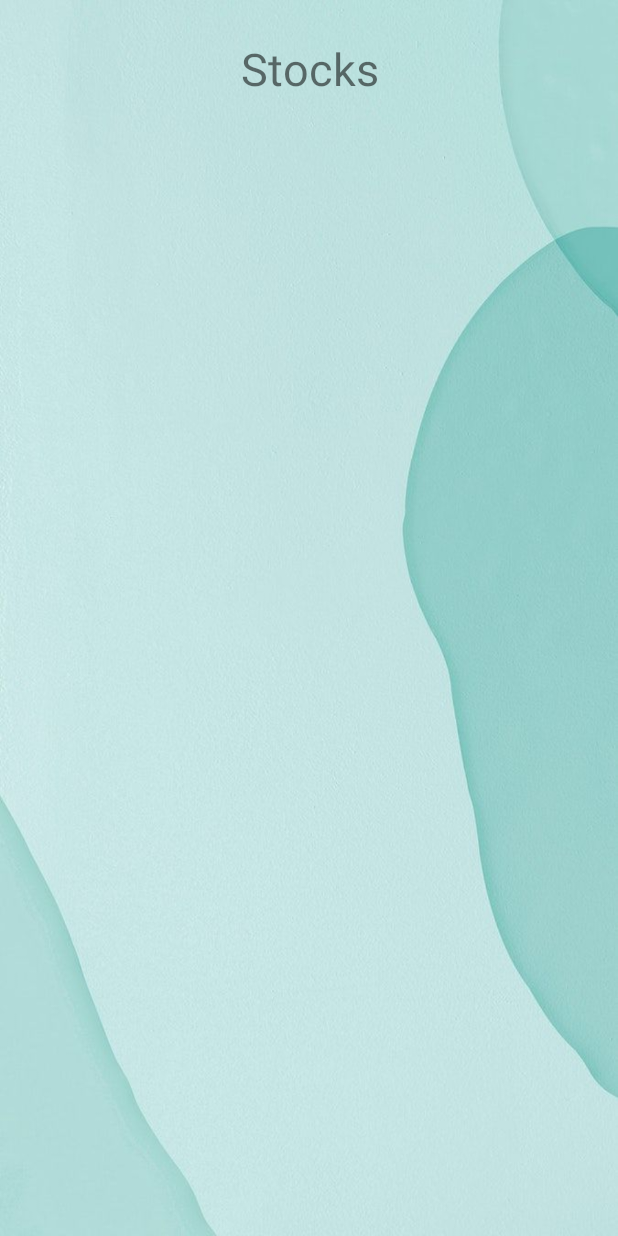
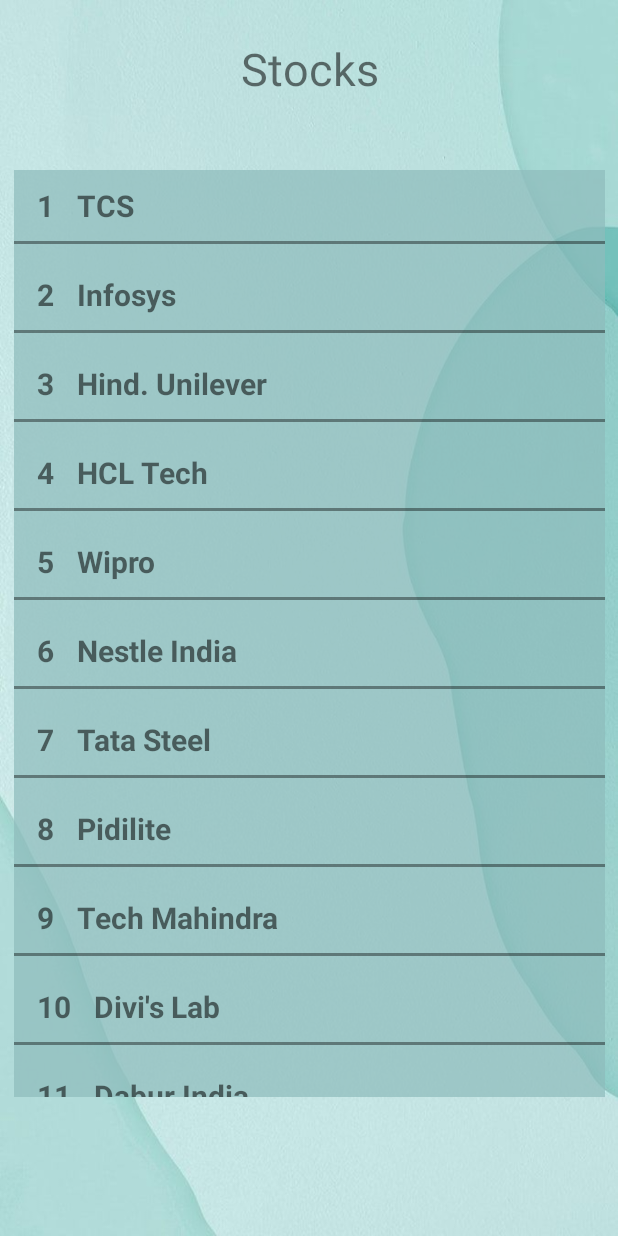
Before and after one commit to anikurhade/Stock-Edge, an Android app: the Stocks screen opened directly, with no data from a screen before it, on a phone screen of 412 x 824 dp. Run offline under Robolectric (Android 15) with nearby library versions, the phone set to English and light mode, and no system bars; Roboto replaces fonts that are not available here.

Commit message:
Code Updation In Stock Activity

```diff
--- a/app/src/main/java/com/example/stockinfo/Stocks.java
+++ b/app/src/main/java/com/example/stockinfo/Stocks.java
@@ -6,16 +6,19 @@ import androidx.recyclerview.widget.LinearLayoutManager;
 import androidx.recyclerview.widget.RecyclerView;
 
 import android.content.Context;
+import android.content.Intent;
+import android.net.Uri;
 import android.os.Bundle;
 import android.view.LayoutInflater;
 import android.view.View;
 import android.view.ViewGroup;
+import android.widget.AdapterView;
 import android.widget.ImageView;
 import android.widget.TextView;
 
 import java.util.ArrayList;
 
-public class Stocks extends AppCompatActivity {
+public class Stocks extends AppCompatActivity  implements Adapter.ViewHolder.onStockClickListener {
 
     @Override
     protected void onCreate(Bundle savedInstanceState) {
@@ -27,21 +30,128 @@ public class Stocks extends AppCompatActivity {
         RecyclerView rv;
         ArrayList<Stock> stockArrayList=new ArrayList<>();
         rv=findViewById(R.id.recyclerView);
+        stockArrayList.add(new Stock("1","TCS"));
+        stockArrayList.add(new Stock("2","Infosys"));
+        stockArrayList.add(new Stock("3","Hind. Unilever"));
+        stockArrayList.add(new Stock("4","HCL Tech"));
+        stockArrayList.add(new Stock("5","Wipro"));
+        stockArrayList.add(new Stock("6","Nestle India"));
+        stockArrayList.add(new Stock("7","Tata Steel"));
+        stockArrayList.add(new Stock("8","Pidilite"));
+        stockArrayList.add(new Stock("9","Tech Mahindra"));
+        stockArrayList.add(new Stock("10","Divi's Lab"));
+        stockArrayList.add(new Stock("11","Dabur India"));
+        stockArrayList.add(new Stock("12","Havells India"));
+        stockArrayList.add(new Stock("13","Marico"));
+        stockArrayList.add(new Stock("14","L&T Infotech"));
+        stockArrayList.add(new Stock("15","SRF"));
+        stockArrayList.add(new Stock("16","Berger Piants"));
+        stockArrayList.add(new Stock("17","United Spirits"));
+        stockArrayList.add(new Stock("18","Tata Elixi"));
+        stockArrayList.add(new Stock("19","Page Industries"));
+        stockArrayList.add(new Stock("20","Mindtree"));
 
         LinearLayoutManager linearLayoutManager=new LinearLayoutManager(getApplicationContext());
         rv.setLayoutManager(linearLayoutManager);
-        Adapter adapter=new Adapter(stockArrayList,Stocks.this);
+        Adapter adapter=new Adapter(stockArrayList,Stocks.this, this);
         rv.setAdapter(adapter);
+
+    }
+
+    @Override
+    public void onStockClick(int postion) {
+        if(postion==0)
+        {
+            startActivity(new Intent(Intent.ACTION_VIEW, Uri.parse("https://www.screener.in/company/TCS/consolidated/")));
+        }
+        if(postion==1)
+        {
+            startActivity(new Intent(Intent.ACTION_VIEW, Uri.parse("https://www.screener.in/company/INFY/consolidated/")));
+        }
+        if(postion==2)
+        {
+            startActivity(new Intent(Intent.ACTION_VIEW, Uri.parse("https://www.screener.in/company/HINDUNILVR/consolidated/")));
+        }
+        if(postion==3)
+        {
+            startActivity(new Intent(Intent.ACTION_VIEW, Uri.parse("https://www.screener.in/company/HCLTECH/consolidated/")));
+        }
+        if(postion==4)
+        {
+            startActivity(new Intent(Intent.ACTION_VIEW, Uri.parse("https://www.screener.in/company/WIPRO/consolidated/")));
+        }
+        if(postion==5)
+        {
+            startActivity(new Intent(Intent.ACTION_VIEW, Uri.parse("https://www.screener.in/company/NESTLEIND/")));
+        }
+        if(postion==6)
+        {
+            startActivity(new Intent(Intent.ACTION_VIEW, Uri.parse("https://www.screener.in/company/TATASTEEL/consolidated/")));
+        }
+        if(postion==7)
+        {
+            startActivity(new Intent(Intent.ACTION_VIEW, Uri.parse("https://www.screener.in/company/PIDILITIND/consolidated/")));
+        }
+        if(postion==8)
+        {
+            startActivity(new Intent(Intent.ACTION_VIEW, Uri.parse("https://www.screener.in/company/TECHM/consolidated/")));
+        }
+        if(postion==9)
+        {
+            startActivity(new Intent(Intent.ACTION_VIEW, Uri.parse("https://www.screener.in/company/DIVISLAB/consolidated/")));
+        }
+        if(postion==10)
+        {
+            startActivity(new Intent(Intent.ACTION_VIEW, Uri.parse("https://www.screener.in/company/DABUR/consolidated/")));
+        }
+        if(postion==11)
+        {
+            startActivity(new Intent(Intent.ACTION_VIEW, Uri.parse("https://www.screener.in/company/HAVELLS/consolidated/")));
+        }
+        if(postion==12)
+        {
+            startActivity(new Intent(Intent.ACTION_VIEW, Uri.parse("https://www.screener.in/company/MARICO/consolidated/")));
+        }
+        if(postion==13)
+        {
+            startActivity(new Intent(Intent.ACTION_VIEW, Uri.parse("https://www.screener.in/company/LTI/consolidated/")));
+        }
+        if(postion==14)
+        {
+            startActivity(new Intent(Intent.ACTION_VIEW, Uri.parse("https://www.screener.in/company/SRF/consolidated/")));
+        }
+        if(postion==15)
+        {
+            startActivity(new Intent(Intent.ACTION_VIEW, Uri.parse("https://www.screener.in/company/BERGEPAINT/consolidated/")));
+        }
+        if(postion==16)
+        {
+            startActivity(new Intent(Intent.ACTION_VIEW, Uri.parse("https://www.screener.in/company/MCDOWELL-N/consolidated/")));
+        }
+        if(postion==17)
+        {
+            startActivity(new Intent(Intent.ACTION_VIEW, Uri.parse("https://www.screener.in/company/TATAELXSI/")));
+        }
+        if(postion==18)
+        {
+            startActivity(new Intent(Intent.ACTION_VIEW, Uri.parse("https://www.screener.in/company/PAGEIND/")));
+        }
+        if(postion==19)
+        {
+            startActivity(new Intent(Intent.ACTION_VIEW, Uri.parse("https://www.screener.in/company/MINDTREE/consolidated/")));
+        }
+
     }
 }
 class Adapter extends RecyclerView.Adapter<Adapter.ViewHolder>
 {
     ArrayList<Stock> stockArrayList;
     Context context;
-
-    public Adapter(ArrayList<Stock> stockArrayList, Context context) {
+private ViewHolder.onStockClickListener onStockClickListener;
+    public Adapter(ArrayList<Stock> stockArrayList, Context context, ViewHolder.onStockClickListener onStockClickListener) {
         this.stockArrayList = stockArrayList;
         this.context = context;
+        this.onStockClickListener=onStockClickListener;
     }
 
     @Override
@@ -65,20 +175,30 @@ class Adapter extends RecyclerView.Adapter<Adapter.ViewHolder>
         View view = LayoutInflater.from(parent.getContext()).inflate(R.layout.listitems, parent, false);
 
         // Passing view to ViewHolder
-        Adapter.ViewHolder viewHolder = new Adapter.ViewHolder(view);
+        Adapter.ViewHolder viewHolder = new Adapter.ViewHolder(view, onStockClickListener);
         return viewHolder;
     }
 
-    public class ViewHolder extends RecyclerView.ViewHolder {
+    public static class ViewHolder extends RecyclerView.ViewHolder  implements View.OnClickListener {
 
         TextView compname,high;
-
-        public ViewHolder(View view) {
+onStockClickListener onStockClickListener;
+        public ViewHolder(View view,onStockClickListener onStockClickListener) {
             super(view);
             compname = (TextView) view.findViewById(R.id.disschmename);
             high = (TextView) view.findViewById(R.id.srno);
+             view.setOnClickListener(this);
+              this.onStockClickListener=onStockClickListener;
 
+        }
 
+        @Override
+        public void onClick(View v) {
+            onStockClickListener.onStockClick(getAdapterPosition());
+        }
+
+        public  interface onStockClickListener{
+            void onStockClick(int postion);
         }
     }
 }
--- a/app/src/main/res/layout/listitems.xml
+++ b/app/src/main/res/layout/listitems.xml
@@ -26,26 +26,13 @@
             android:layout_width="wrap_content"
             android:layout_height="wrap_content"
             android:layout_marginTop="10dp"
-            android:layout_marginLeft="10dp"
+            android:layout_marginLeft="15dp"
             android:text=""
             android:textSize="20dp"
             android:textStyle="bold"
             app:layout_constraintStart_toStartOf="parent"
             app:layout_constraintTop_toTopOf="parent" />
 
-
-
-        <TextView
-            android:id="@+id/companyname"
-            android:layout_width="wrap_content"
-            android:layout_height="wrap_content"
-            android:layout_marginTop="10dp"
-            android:layout_marginLeft="20dp"
-            android:text="Company Name :"
-            android:textSize="20dp"
-            android:textStyle="bold"
-            app:layout_constraintStart_toEndOf="@id/srno"
-            app:layout_constraintTop_toTopOf="parent" />
 
         <TextView
             android:id="@+id/disschmename"
@@ -55,12 +42,21 @@
             android:layout_marginTop="10dp"
             android:fontFamily="@font/arsenal"
             android:text=""
-            android:textSize="18dp"
+            android:textSize="20dp"
             android:textStyle="bold"
-            app:layout_constraintStart_toEndOf="@+id/companyname"
+            app:layout_constraintStart_toEndOf="@+id/srno"
             app:layout_constraintTop_toTopOf="parent" />
 
+        <View
+            android:layout_width="wrap_content"
+            android:layout_height="2dp"
+            android:background="#66020202"
+            android:layout_marginTop="10dp"
+            android:layout_marginLeft="0dp"
+            app:layout_constraintStart_toStartOf="parent"
+            app:layout_constraintTop_toBottomOf="@+id/srno"
 
+            />
 
     </androidx.constraintlayout.widget.ConstraintLayout>
 
```
